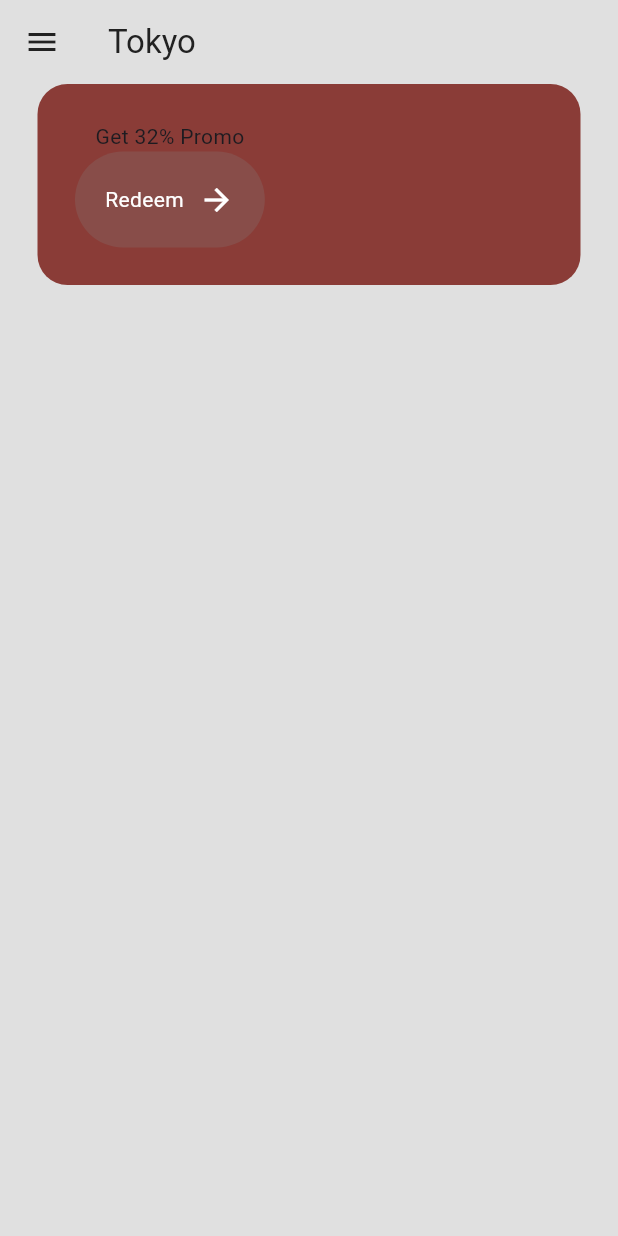
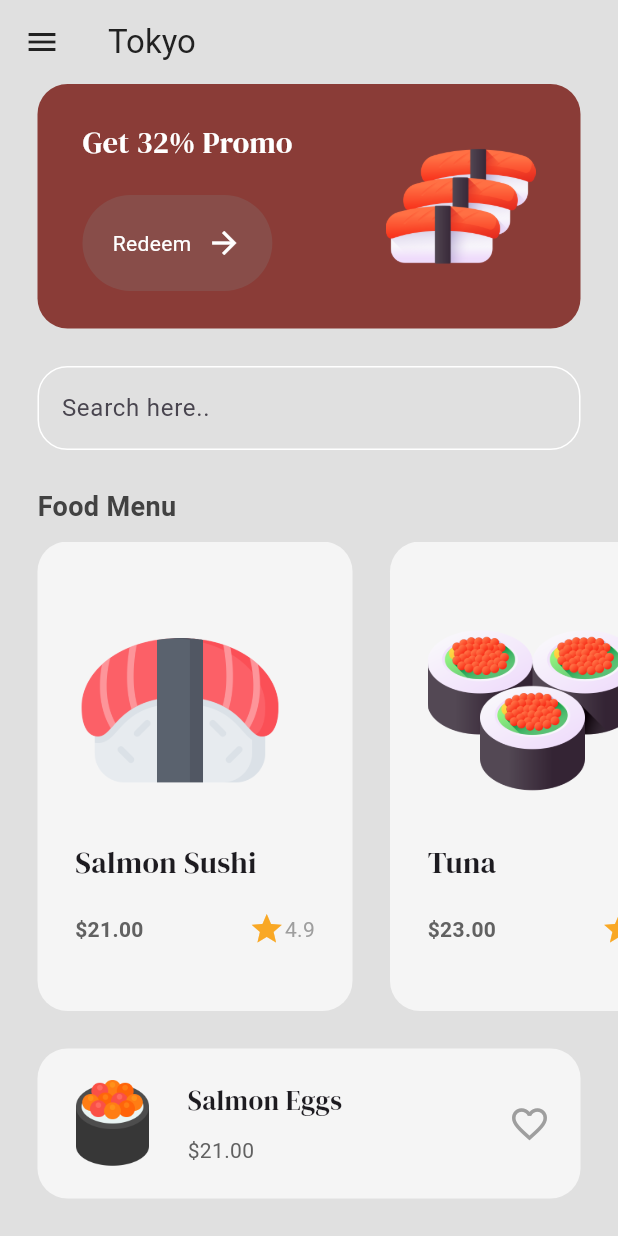
Before and after one commit to Dumpling1902/sushi_app_2a_ramirez, a Flutter app: the MenuPage screen opened by its route, on a phone screen of 412 x 824 dp. Run offline on Flutter 3.47's test engine with Material 3 defaults, Android fonts, the phone set to English and light mode, and no system bars; our stand-ins replace google_fonts.

Commit message:
Food Details

```diff
--- /dev/null
+++ b/lib/components/food_tile.dart
@@ -0,0 +1,69 @@
+import 'package:flutter/material.dart';
+import 'package:google_fonts/google_fonts.dart';
+import 'package:sushi_app_2a_ramirez/models/food.dart';
+
+class FoodTile extends StatelessWidget {
+  final Food food;
+  final void Function()? onTap;
+  const FoodTile({
+    super.key,
+    required this.food,
+    required this.onTap,
+  });
+
+  @override
+  Widget build(BuildContext context) {
+    return GestureDetector(
+      onTap: onTap,
+      child: Container(
+        decoration: BoxDecoration(
+          color: Colors.grey[100],
+          borderRadius: BorderRadius.circular(20),
+        ),
+        margin: EdgeInsets.only(left: 25),
+        padding: EdgeInsets.all(25),
+        child: Column(
+          crossAxisAlignment: CrossAxisAlignment.start,
+          mainAxisAlignment: MainAxisAlignment.spaceEvenly,
+
+          children: [
+            //image
+            Image.asset(food.imagePath, height: 140,),
+
+            //text
+            Text(food.name, style: GoogleFonts.dmSerifDisplay(fontSize: 20),),
+
+            //price + rating
+            SizedBox(
+              width: 160,
+              child: Row(
+                mainAxisAlignment: MainAxisAlignment.spaceBetween,
+                children: [
+
+                  //price
+                  Text('\$' + food.price,
+                  style: TextStyle(
+                    fontWeight: FontWeight.bold,
+                    color: Colors.grey[700]),),
+
+                  //rating
+                  Row(
+                    children: [
+                      Icon(Icons.star, color: Colors.yellow[800],
+                  ),
+                  Text(food.rating, style: TextStyle(color: Colors.grey),
+                  ),
+                    ],
+                  )
+
+                ],
+              ),
+
+            )
+          ]
+
+        ),
+      ),
+    );
+  }
+}
--- /dev/null
+++ b/lib/models/food.dart
@@ -0,0 +1,13 @@
+class Food {
+  String name;
+  String price;
+  String imagePath;
+  String rating;
+
+  Food({required this.name, required this.price, required this.imagePath, required this.rating,});
+
+  String get _name => name;
+  String get _price => price;
+  String get _imagePath => imagePath;
+  String get _rating => rating;
+}
--- /dev/null
+++ b/lib/pages/food_details_page.dart
@@ -0,0 +1,53 @@
+import 'package:flutter/material.dart';
+import '../models/food.dart';
+
+class FoodDetailsPage extends StatefulWidget {
+  final Food food;
+
+  const FoodDetailsPage({super.key, required this.food});
+
+  @override
+  State<FoodDetailsPage> createState() => _FoodDetailsPageState();
+}
+
+class _FoodDetailsPageState extends State<FoodDetailsPage> {
+  @override
+  Widget build(BuildContext context) {
+    return Scaffold(
+      appBar: AppBar(
+        backgroundColor: Colors.transparent,
+        elevation: 0,
+        foregroundColor: Colors.grey[900],
+
+      ),
+      body: Column(children: [
+        //list view of food details
+        Expanded(
+          child: ListView(
+            children: [
+              //image
+              Image.asset(widget.food.imagePath, height: 200,),
+
+              const SizedBox(height: 25),
+
+              //rating
+              Row(children: [
+                //start icon
+                Icon(Icons.start, color: Colors.yellow[800],
+                ),
+
+                const SizedBox(height: 10),
+
+                //rating number
+              ],)
+
+              //food name
+
+              //description
+            ],),),
+
+        //price + quantity + add to cart button
+      ],),
+    );
+  }
+}
--- a/lib/pages/menu_page.dart
+++ b/lib/pages/menu_page.dart
@@ -1,6 +1,11 @@
 import 'package:flutter/material.dart';
+import 'package:google_fonts/google_fonts.dart';
 import 'package:sushi_app_2a_ramirez/components/button.dart';
+import 'package:sushi_app_2a_ramirez/models/food.dart';
 import 'package:sushi_app_2a_ramirez/theme/colors.dart';
+
+import '../components/food_tile.dart';
+import 'food_details_page.dart';
 
 class MenuPage extends StatefulWidget {
   const MenuPage({super.key});
@@ -10,6 +15,24 @@ class MenuPage extends StatefulWidget {
 }
 
 class _MenuPageState extends State<MenuPage> {
+
+  //food menu
+  List foodMenu = [
+    //salmon sushi
+    Food(name: "Salmon Sushi", price: "21.00", imagePath: "lib/images/salmon_sushi.png", rating: "4.9",),
+
+    //tuna
+    Food(name: "Tuna", price: "23.00", imagePath: "lib/images/tuna.png", rating: "4.3",),
+  ];
+
+  //navigate to food item details page
+  void navigateToFoodDetails(int index) {
+    Navigator.push(context, MaterialPageRoute(builder: (context) => FoodDetailsPage(
+      food: foodMenu[index],
+    ),),);
+  }
+
+
   @override
   Widget build(BuildContext context) {
     return Scaffold(
@@ -26,6 +49,7 @@ class _MenuPageState extends State<MenuPage> {
              style: TextStyle(color: Colors.grey[900]),),
         ),
       body: Column(
+        crossAxisAlignment: CrossAxisAlignment.start,
         children: [
         //promo banner
         Container(
@@ -34,28 +58,129 @@ class _MenuPageState extends State<MenuPage> {
             borderRadius: BorderRadius.circular(20),
           ),
           margin: const EdgeInsets.symmetric(horizontal: 25),
-          padding: EdgeInsets.all(25),
-          child: Row(children: [
+          padding: const EdgeInsets.symmetric(vertical: 25, horizontal: 30),
+          child: Row(
+            mainAxisAlignment: MainAxisAlignment.spaceBetween,
 
+            children: [
             Column(
+              crossAxisAlignment: CrossAxisAlignment.start,
               children: [
                 //promo message
-                Text('Get 32% Promo'),
+               Text(
+                'Get 32% Promo',
+                style: GoogleFonts.dmSerifDisplay(
+                  fontSize: 20,
+                  color: Colors.white,
+                ),),
+
+                const SizedBox(height: 20),
 
                 //redeem button
                 MyButton(text: 'Redeem', onTap: () {},
                 ),
               ],
-            )
+            ),
+
+            //image
+            Image.asset(
+              'lib/images/many_sushi.png',
+              height: 100,
+              ),
 
           ],),
-        )
+        ),
+
+        const SizedBox(height: 25),
 
         //search bar
+        Padding(
+          padding: const EdgeInsets.symmetric(horizontal: 25.0),
+          child: TextField(
+            decoration: InputDecoration(
+              focusedBorder: OutlineInputBorder(
+                borderSide: BorderSide(color: Colors.white),
+                borderRadius: BorderRadius.circular(20),
+              ),
+              enabledBorder:  OutlineInputBorder(
+                borderSide: BorderSide(color: Colors.white),
+                borderRadius: BorderRadius.circular(20),
+              ),
+              hintText: "Search here..",
+              ),
+
+            ),
+          ),
+
+          const SizedBox(height: 25),
+
 
         //menu list
+        Padding(
+          padding: const EdgeInsets.symmetric(horizontal:25.0 ),
+          child: Text(
+            "Food Menu",
+            style: TextStyle(
+              fontWeight: FontWeight.bold,
+              color: Colors.grey[800],
+              fontSize: 18,
+            ),
+          ),
+        ),
+
+        const SizedBox(height: 10),
+
+        Expanded(
+          child: ListView.builder(
+            scrollDirection: Axis.horizontal,
+            itemCount: foodMenu.length,
+            itemBuilder: (context, index) => FoodTile(
+              food: foodMenu[index],
+              onTap: () => navigateToFoodDetails(index),
+            ),
+          ),
+        ),
+
+        const SizedBox(height: 25),
+
 
         //popular food
+        Container(
+          decoration: BoxDecoration(
+            color: Colors.grey[100],
+            borderRadius: BorderRadius.circular(20),
+          ),
+          margin: EdgeInsets.only(left: 25, right: 25, bottom: 25),
+          padding: EdgeInsets.all(20),
+          child: Row(
+            mainAxisAlignment: MainAxisAlignment.spaceBetween,
+            children: [
+            Row(children: [
+              //image
+            Image.asset('lib/images/salmon_eggs.png', height: 60,),
+
+            const SizedBox(width: 20),
+
+            //name and price
+            Column(
+              crossAxisAlignment: CrossAxisAlignment.start,
+              children: [
+              //name
+              Text("Salmon Eggs", style: GoogleFonts.dmSerifDisplay(fontSize: 18),),
+
+              const SizedBox(height: 10),
+
+              //price
+              Text('\$21.00', style: TextStyle(color: Colors.grey[700]),),
+            ],
+            ),
+            ],),
+
+            //heart
+            Icon(Icons.favorite_outline, color: Colors.grey, size: 28),
+
+          ],),
+        ),
 
       ],),
     );
```
